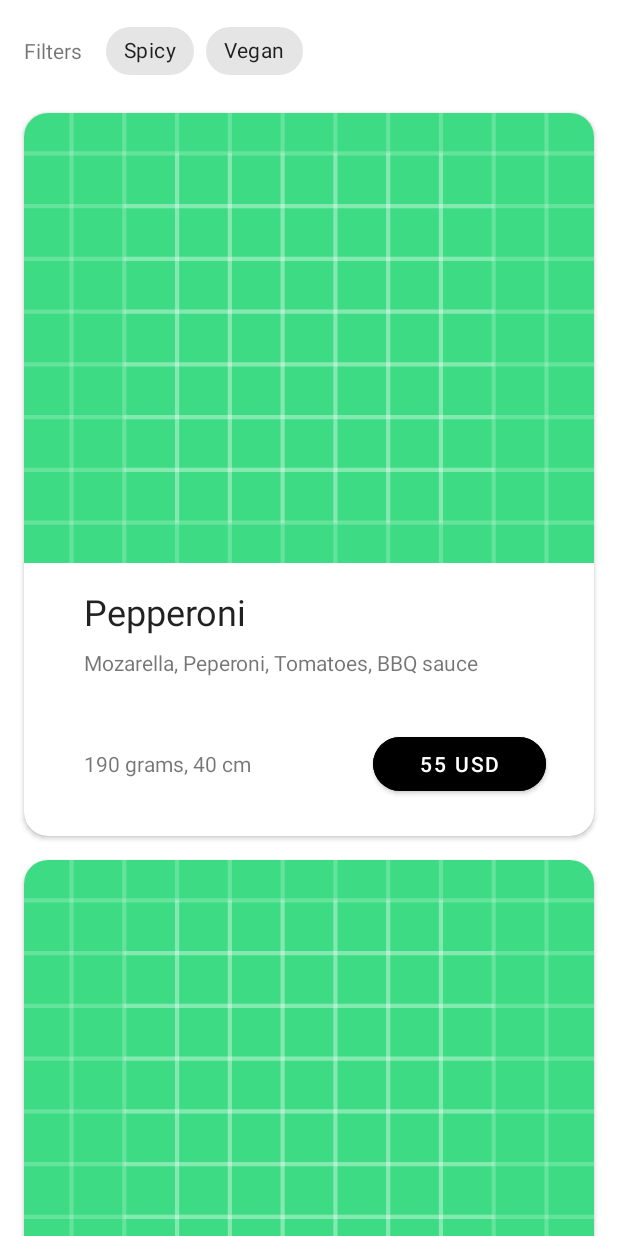
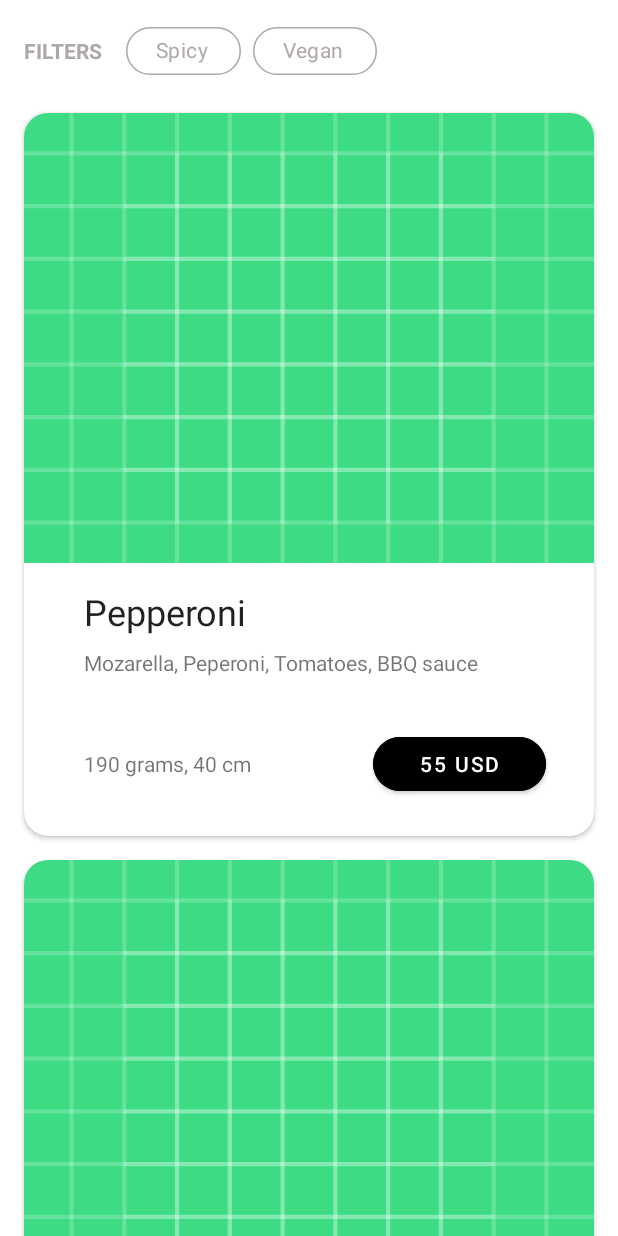
Before and after one commit to Moh-Mohsin/food-delivery-app, an Android app: the layout category_fragment.xml on its own in the app's theme, with its tools: preview values and no code run, on a phone screen of 412 x 824 dp. Run offline under Robolectric (Android 15) with nearby library versions, the light colour scheme and no system bars.

Commit message:
add a theme for filter chips

```diff
--- a/app/src/main/java/io/github/moh_mohsin/fooddeliveryapp/ui/menu/MenuFragment.kt
+++ b/app/src/main/java/io/github/moh_mohsin/fooddeliveryapp/ui/menu/MenuFragment.kt
@@ -24,7 +24,7 @@ class MenuFragment : Fragment(R.layout.menu_fragment), MvRxView {
         super.onViewCreated(view, savedInstanceState)
 
         val sliderAdapter = SliderAdapter()
-        sliderAdapter.renewItems((1..3).map { SliderItem.SliderItemRes(R.drawable.ic_launcher_background) })
+        sliderAdapter.renewItems((1..3).map { SliderItem.SliderItemRes(R.drawable.fat_documentary_watch_now) })
         binding.imageSlider.setSliderAdapter(sliderAdapter)
     }
 
--- a/app/src/main/res/layout/category_fragment.xml
+++ b/app/src/main/res/layout/category_fragment.xml
@@ -26,6 +26,8 @@
         android:layout_height="wrap_content"
         android:layout_marginStart="16dp"
         android:layout_marginTop="24dp"
+        android:textColor="@color/grey"
+        android:textStyle="bold"
         android:text="@string/filters"
         app:layout_constraintStart_toStartOf="parent"
         app:layout_constraintTop_toTopOf="parent" />
@@ -41,14 +43,14 @@
 
         <com.google.android.material.chip.Chip
             android:id="@+id/spicy_chip"
-            style="@style/Widget.MaterialComponents.Chip.Filter"
+            style="@style/Theme.FoodDeliveryApp.Chip.Filter"
             android:layout_width="wrap_content"
             android:layout_height="wrap_content"
             android:text="Spicy" />
 
         <com.google.android.material.chip.Chip
             android:id="@+id/vegan_chip"
-            style="@style/Widget.MaterialComponents.Chip.Filter"
+            style="@style/Theme.FoodDeliveryApp.Chip.Filter"
             android:layout_width="wrap_content"
             android:layout_height="wrap_content"
             android:text="Vegan" />
--- a/app/src/main/res/values/colors.xml
+++ b/app/src/main/res/values/colors.xml
@@ -8,5 +8,5 @@
     <color name="black">#FF000000</color>
     <color name="white">#FFFFFFFF</color>
     <color name="green">#4CAF50</color>
-    <color name="grey">#C5CAE9</color>
+    <color name="grey">#AFA8A8</color>
 </resources>
--- a/app/src/main/res/values/strings.xml
+++ b/app/src/main/res/values/strings.xml
@@ -19,7 +19,7 @@
     <string name="information">Information</string>
     <string name="delivery_is_free">Delivery is free</string>
     <string name="value">Value:</string>
-    <string name="filters">Filters</string>
+    <string name="filters">FILTERS</string>
     <string name="menu">Menu</string>
     <string name="no_match_for_filters">No match for current filters</string>
 </resources>
--- a/app/src/main/res/values/themes.xml
+++ b/app/src/main/res/values/themes.xml
@@ -23,4 +23,13 @@
     <style name="Theme.FoodDeliveryApp.AppBarOverlay" parent="ThemeOverlay.AppCompat.Dark.ActionBar" />
 
     <style name="Theme.FoodDeliveryApp.PopupOverlay" parent="ThemeOverlay.AppCompat.Light" />
+
+    <style name="Theme.FoodDeliveryApp.Chip.Filter" parent="Widget.MaterialComponents.Chip.Filter">
+        <item name="android:textColor">@color/grey</item>
+        <item name="chipStrokeColor">@color/grey</item>
+        <item name="chipBackgroundColor">@color/white</item>
+        <item name="chipStrokeWidth">1dp</item>
+        <item name="textStartPadding">16dp</item>
+        <item name="textEndPadding">16dp</item>
+    </style>
 </resources>
```
